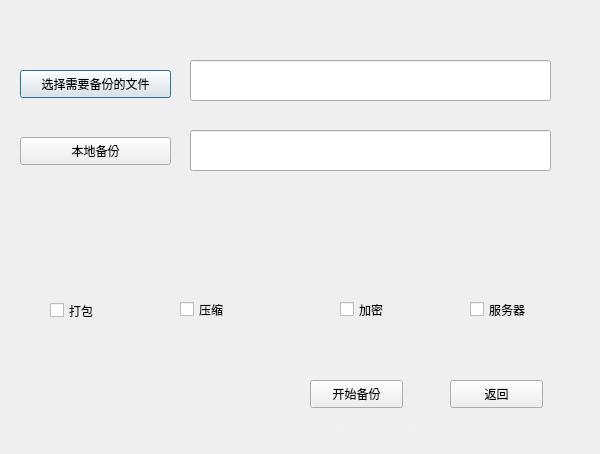
Above: dialog_backup.ui from Wuroborus/8848TitaniumCloud before the change. Below: the same form after it.
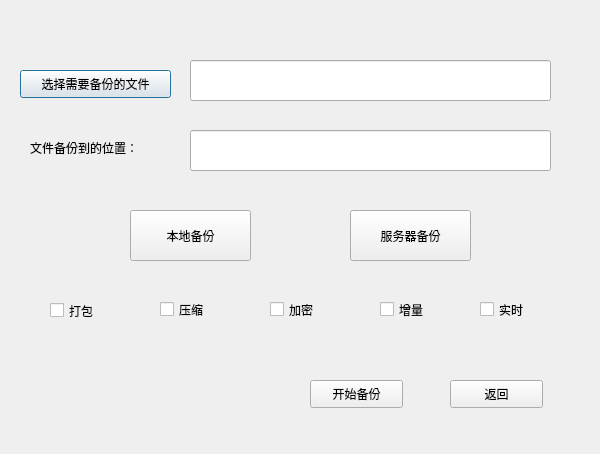
That is the form after the change.

Patch:
```diff
--- a/dialog_backup.ui
+++ b/dialog_backup.ui
@@ -29,10 +29,10 @@
   <widget class="QPushButton" name="pushButton_2">
    <property name="geometry">
     <rect>
-     <x>20</x>
-     <y>137</y>
-     <width>151</width>
-     <height>28</height>
+     <x>130</x>
+     <y>210</y>
+     <width>121</width>
+     <height>51</height>
     </rect>
    </property>
    <property name="text">
@@ -55,7 +55,7 @@
   <widget class="QCheckBox" name="checkBox_2">
    <property name="geometry">
     <rect>
-     <x>180</x>
+     <x>160</x>
      <y>300</y>
      <width>91</width>
      <height>19</height>
@@ -68,7 +68,7 @@
   <widget class="QCheckBox" name="checkBox_3">
    <property name="geometry">
     <rect>
-     <x>340</x>
+     <x>270</x>
      <y>300</y>
      <width>91</width>
      <height>19</height>
@@ -158,14 +158,53 @@
   <widget class="QCheckBox" name="checkBox_4">
    <property name="geometry">
     <rect>
-     <x>470</x>
+     <x>380</x>
      <y>300</y>
      <width>91</width>
      <height>19</height>
     </rect>
    </property>
    <property name="text">
-    <string>服务器</string>
+    <string>增量</string>
+   </property>
+  </widget>
+  <widget class="QPushButton" name="pushButton_3">
+   <property name="geometry">
+    <rect>
+     <x>350</x>
+     <y>210</y>
+     <width>121</width>
+     <height>51</height>
+    </rect>
+   </property>
+   <property name="text">
+    <string>服务器备份</string>
+   </property>
+  </widget>
+  <widget class="QLabel" name="label">
+   <property name="geometry">
+    <rect>
+     <x>30</x>
+     <y>140</y>
+     <width>141</width>
+     <height>16</height>
+    </rect>
+   </property>
+   <property name="text">
+    <string>文件备份到的位置：</string>
+   </property>
+  </widget>
+  <widget class="QCheckBox" name="checkBox_5">
+   <property name="geometry">
+    <rect>
+     <x>480</x>
+     <y>300</y>
+     <width>91</width>
+     <height>19</height>
+    </rect>
+   </property>
+   <property name="text">
+    <string>实时</string>
    </property>
   </widget>
  </widget>
```
